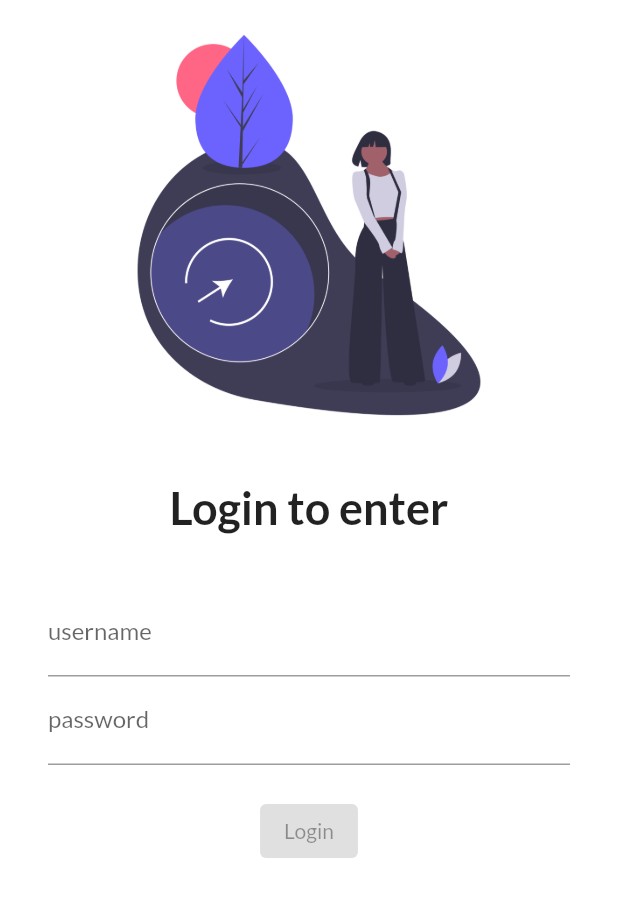
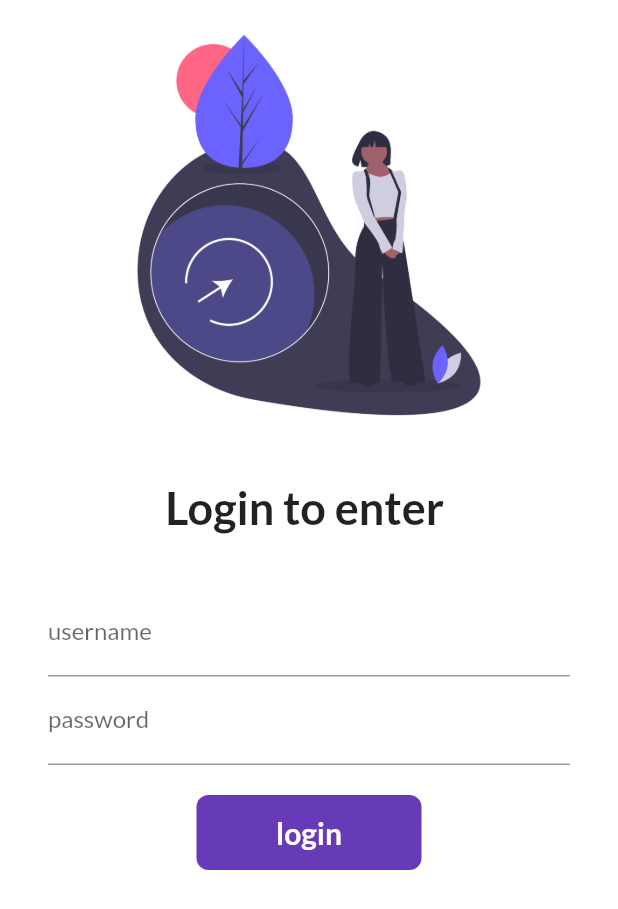
Before and after one commit to adyantdubey/FlutterProject1, a Flutter app: the screen it shows after launch, on a phone screen of 412 x 824 dp. Shown: the top 909 px of the screen. Run offline on Flutter 3.47's test engine with Material 2 defaults, Android fonts, the phone set to English and light mode, and no system bars; our stand-ins replace google_fonts.

Commit message:
login changes learned

```diff
--- a/lib/main.dart
+++ b/lib/main.dart
@@ -1,6 +1,7 @@
 import 'package:flutter/material.dart';
 import 'package:flutter_demo/screens/home_page.dart';
 import 'package:flutter_demo/screens/login_page.dart';
+import 'package:flutter_demo/utils/routes.dart';
 import 'package:google_fonts/google_fonts.dart';
 
 void main() {
@@ -21,11 +22,12 @@ class MyApp extends StatelessWidget {
         primarySwatch: Colors.blue,
         brightness: Brightness.dark,
       ),
+      debugShowCheckedModeBanner: true,
       initialRoute: "/",
       routes: {
         "/": (context) => LoginPage(),
-        "/home": (context) => HomePage(),
-        "/login": (context) => LoginPage(),
+        MyRoutes.homeroute: (context) => HomePage(),
+        MyRoutes.loginroute: (context) => LoginPage(),
       },
     );
   }
--- a/lib/screens/login_page.dart
+++ b/lib/screens/login_page.dart
@@ -1,10 +1,19 @@
 import 'package:flutter/material.dart';
+import 'package:flutter_demo/utils/routes.dart';
 
-class LoginPage extends StatelessWidget {
+class LoginPage extends StatefulWidget {
+  @override
+  _LoginPageState createState() => _LoginPageState();
+}
+
+class _LoginPageState extends State<LoginPage> {
+  String name = "";
+  bool changedbutton = false;
   @override
   Widget build(BuildContext context) {
     return Material(
         color: Colors.white,
+        child: SingleChildScrollView(
           child: Column(
             children: [
               Image.asset(
@@ -17,7 +26,7 @@ class LoginPage extends StatelessWidget {
                 height: 20,
               ),
               Text(
-              "Login to enter",
+                "Login to enter $name",
                 style: TextStyle(fontSize: 30, fontWeight: FontWeight.bold),
               ),
               SizedBox(
@@ -35,6 +44,10 @@ class LoginPage extends StatelessWidget {
                         hintText: "Enter username",
                         labelText: "username",
                       ),
+                      onChanged: (value) {
+                        name = value;
+                        setState(() {});
+                      },
                     ),
                     TextFormField(
                       obscureText: true,
@@ -46,16 +59,47 @@ class LoginPage extends StatelessWidget {
                     SizedBox(
                       height: 20,
                     ),
-                  ElevatedButton(
-                      onPressed: () {
-                        print("login Success")
+                    InkWell(
+                      onTap: () async {
+                        setState(() {
+                          changedbutton = true;
+                        });
+
+                        await Future.delayed(Duration(seconds: 1));
+                        Navigator.pushNamed(context, MyRoutes.homeroute);
                       },
-                      style: TextButton.styleFrom(),
-                      child: Text("Login"))
+                      child: AnimatedContainer(
+                        duration: Duration(seconds: 1),
+                        width: changedbutton ? 50 : 150,
+                        height: 50,
+                        alignment: Alignment.center,
+                        child: changedbutton
+                            ? Icon(Icons.done)
+                            : Text(
+                                "login",
+                                style: TextStyle(
+                                    color: Colors.white,
+                                    fontWeight: FontWeight.bold,
+                                    fontSize: 20),
+                              ),
+                        decoration: BoxDecoration(
+                          color: Colors.deepPurple,
+                          borderRadius:
+                              BorderRadius.circular(changedbutton ? 50 : 8),
+                        ),
+                      ),
+                    ),
+                    // ElevatedButton(
+                    //     onPressed: () {
+                    //       Navigator.pushNamed(context, MyRoutes.homeroute);
+                    //     },
+                    //     style: TextButton.styleFrom(minimumSize: Size(130, 40)),
+                    //     child: Text("Login"))
                   ],
                 ),
               )
             ],
+          ),
         ));
   }
 }
--- /dev/null
+++ b/lib/utils/routes.dart
@@ -0,0 +1,4 @@
+class MyRoutes {
+  static String loginroute = "/login";
+  static String homeroute = "/home";
+}
```
Lines whose indentation alone changed are shown as unchanged.
